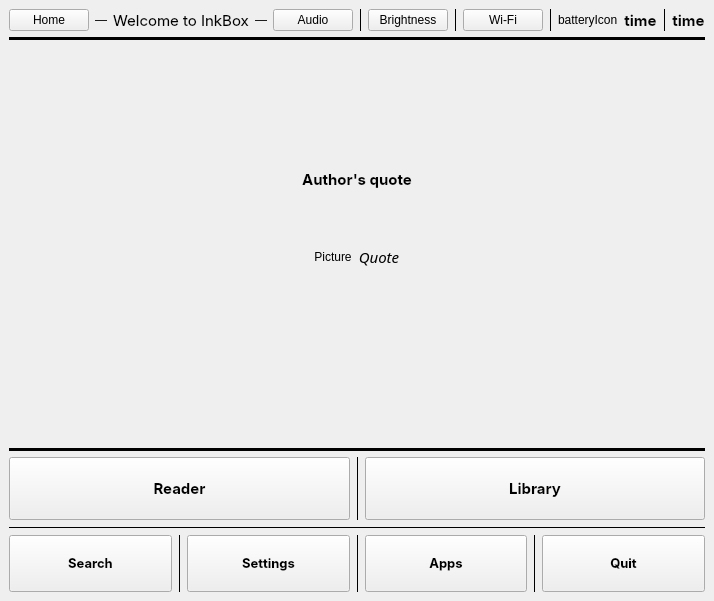
Quill-OS/quill, file src/homeWidget/mainwindow.ui: the form before one commit.
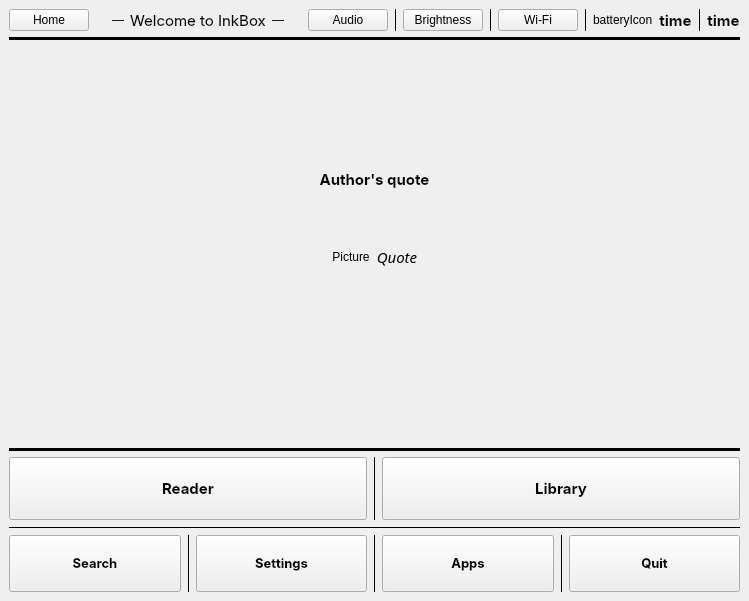
The form after the commit.

Commit message: Merge fixes OwO and audio button not shifting the screen

What changed in the file:
```diff
--- a/src/homeWidget/mainwindow.ui
+++ b/src/homeWidget/mainwindow.ui
@@ -6,7 +6,7 @@
    <rect>
     <x>0</x>
     <y>0</y>
-    <width>706</width>
+    <width>749</width>
     <height>601</height>
    </rect>
   </property>
@@ -107,7 +107,6 @@
          <font>
           <family>Inter</family>
           <pointsize>11</pointsize>
-          <weight>75</weight>
           <italic>false</italic>
           <bold>true</bold>
          </font>
@@ -143,7 +142,6 @@
          <font>
           <family>Inter</family>
           <pointsize>11</pointsize>
-          <weight>75</weight>
           <italic>false</italic>
           <bold>true</bold>
          </font>
@@ -169,7 +167,6 @@
          <font>
           <family>Inter</family>
           <pointsize>11</pointsize>
-          <weight>50</weight>
           <italic>false</italic>
           <bold>false</bold>
          </font>
@@ -252,7 +249,6 @@
                    <font>
                     <family>Inter</family>
                     <pointsize>11</pointsize>
-                    <weight>75</weight>
                     <italic>false</italic>
                     <bold>true</bold>
                    </font>
@@ -330,7 +326,6 @@
                        <font>
                         <family>Chivo</family>
                         <pointsize>11</pointsize>
-                        <weight>50</weight>
                         <italic>true</italic>
                         <bold>false</bold>
                        </font>
@@ -487,7 +482,6 @@
          <font>
           <family>Inter</family>
           <pointsize>11</pointsize>
-          <weight>75</weight>
           <italic>false</italic>
           <bold>true</bold>
          </font>
@@ -505,7 +499,6 @@
          <font>
           <family>Inter</family>
           <pointsize>11</pointsize>
-          <weight>75</weight>
           <italic>false</italic>
           <bold>true</bold>
          </font>
@@ -556,7 +549,6 @@
          <font>
           <family>Inter</family>
           <pointsize>10</pointsize>
-          <weight>75</weight>
           <italic>false</italic>
           <bold>true</bold>
          </font>
@@ -590,7 +582,6 @@
          <font>
           <family>Inter</family>
           <pointsize>10</pointsize>
-          <weight>75</weight>
           <italic>false</italic>
           <bold>true</bold>
          </font>
@@ -624,7 +615,6 @@
          <font>
           <family>Inter</family>
           <pointsize>10</pointsize>
-          <weight>75</weight>
           <italic>false</italic>
           <bold>true</bold>
          </font>
@@ -664,7 +654,6 @@
          <font>
           <family>Inter</family>
           <pointsize>10</pointsize>
-          <weight>75</weight>
           <italic>false</italic>
           <bold>true</bold>
          </font>
```
Left out of the diff: 4 changed lines with no effect on the pictures. The commit also changes 4 other files.
